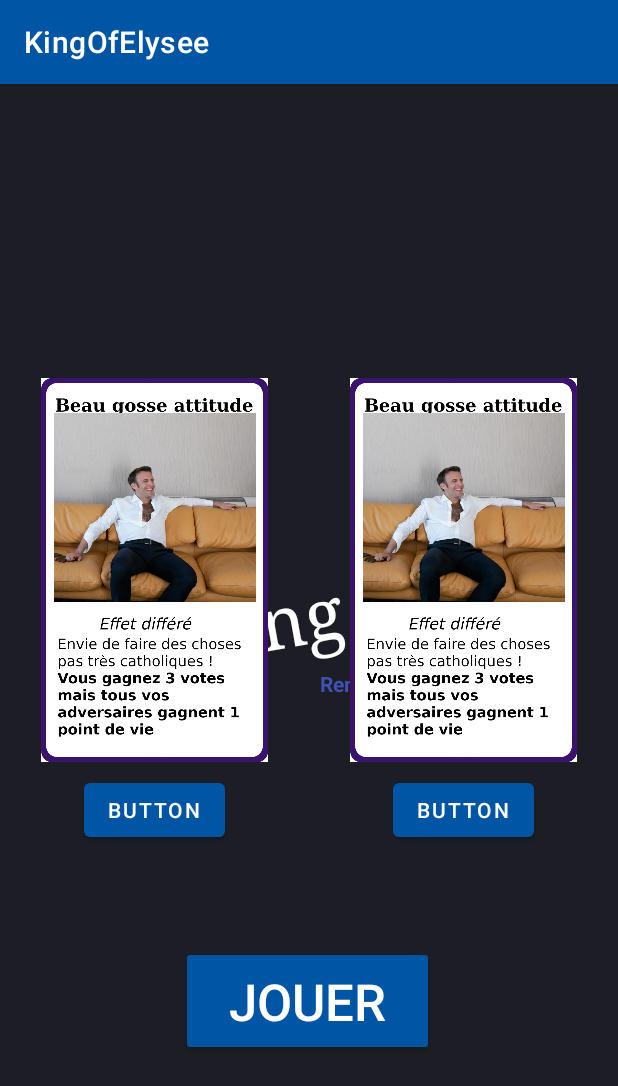
After one commit to VictorTruong18/KingOfElysee, an Android app: the fragment ShopFragment placed in its activity, on a phone screen of 412 x 824 dp. The commit adds this screen. Shown: the top 1086 px of the screen. Run offline under Robolectric (Android 15) with nearby library versions, the phone set to English and light mode, and no system bars.

Commit message:
Added shop menu

```diff
--- a/app/src/main/java/fr/epita/android/kingofelysee/Communicator.kt
+++ b/app/src/main/java/fr/epita/android/kingofelysee/Communicator.kt
@@ -3,4 +3,10 @@ import fr.epita.android.kingofelysee.objects.Character
 
 interface Communicator {
     fun passCharacterToFragment(id: Int, i: Int)
+
+    fun loadShopFragment()
+
+    fun unloadShopFragment()
+
+    fun loadMap()
 }
--- /dev/null
+++ b/app/src/main/java/fr/epita/android/kingofelysee/ShopFragment.kt
@@ -0,0 +1,46 @@
+package fr.epita.android.kingofelysee
+
+import android.media.Image
+import android.os.Bundle
+import androidx.fragment.app.Fragment
+import android.view.LayoutInflater
+import android.view.View
+import android.view.ViewGroup
+import android.widget.ImageView
+
+// TODO: Rename parameter arguments, choose names that match
+// the fragment initialization parameters, e.g. ARG_ITEM_NUMBER
+private const val ARG_PARAM1 = "param1"
+private const val ARG_PARAM2 = "param2"
+
+/**
+ * A simple [Fragment] subclass.
+ * Use the [ShopFragment.newInstance] factory method to
+ * create an instance of this fragment.
+ */
+class ShopFragment : Fragment() {
+    lateinit var card1: ImageView
+    lateinit var card2: ImageView
+
+    override fun onCreate(savedInstanceState: Bundle?) {
+        super.onCreate(savedInstanceState)
+    }
+
+    override fun onCreateView(
+        inflater: LayoutInflater, container: ViewGroup?,
+        savedInstanceState: Bundle?
+    ): View? {
+        // Inflate the layout for this fragment
+        return inflater.inflate(R.layout.fragment_shop, container, false)
+    }
+
+    override fun onViewCreated(view: View, savedInstanceState: Bundle?) {
+        super.onViewCreated(view, savedInstanceState)
+
+        card1 = view.findViewById(R.id.card1Image)
+        card2 = view.findViewById(R.id.card2Image)
+
+        card1.setImageResource(R.drawable.bogoss)
+        card2.setImageResource(R.drawable.bogoss)
+    }
+}
--- /dev/null
+++ b/app/src/main/res/layout/fragment_shop.xml
@@ -0,0 +1,54 @@
+<?xml version="1.0" encoding="utf-8"?>
+<androidx.constraintlayout.widget.ConstraintLayout xmlns:android="http://schemas.android.com/apk/res/android"
+    xmlns:app="http://schemas.android.com/apk/res-auto"
+    xmlns:tools="http://schemas.android.com/tools"
+    android:id="@+id/constraintLayout"
+    android:layout_width="match_parent"
+    android:layout_height="match_parent"
+    tools:context=".ShopFragment">
+
+    <ImageView
+        android:id="@+id/card1Image"
+        android:layout_width="0dp"
+        android:layout_height="256dp"
+        android:layout_marginTop="-64dp"
+        app:layout_constraintBottom_toBottomOf="parent"
+        app:layout_constraintEnd_toStartOf="@+id/card2Image"
+        app:layout_constraintHorizontal_bias="0.5"
+        app:layout_constraintStart_toStartOf="parent"
+        app:layout_constraintTop_toTopOf="parent"
+        tools:src="@tools:sample/avatars" />
+
+    <Button
+        android:id="@+id/button"
+        android:layout_width="wrap_content"
+        android:layout_height="wrap_content"
+        android:layout_marginTop="8dp"
+        android:text="Button"
+        app:layout_constraintEnd_toEndOf="@+id/card1Image"
+        app:layout_constraintStart_toStartOf="@+id/card1Image"
+        app:layout_constraintTop_toBottomOf="@+id/card1Image" />
+
+    <ImageView
+        android:id="@+id/card2Image"
+        android:layout_width="0dp"
+        android:layout_height="256dp"
+        android:layout_marginTop="-64dp"
+        app:layout_constraintBottom_toBottomOf="parent"
+        app:layout_constraintEnd_toEndOf="parent"
+        app:layout_constraintHorizontal_bias="0.5"
+        app:layout_constraintStart_toEndOf="@+id/card1Image"
+        app:layout_constraintTop_toTopOf="parent"
+        tools:src="@tools:sample/avatars" />
+
+    <Button
+        android:id="@+id/button2"
+        android:layout_width="wrap_content"
+        android:layout_height="wrap_content"
+        android:layout_marginTop="8dp"
+        android:text="Button"
+        app:layout_constraintEnd_toEndOf="parent"
+        app:layout_constraintStart_toStartOf="@+id/card2Image"
+        app:layout_constraintTop_toBottomOf="@+id/card2Image" />
+
+</androidx.constraintlayout.widget.ConstraintLayout>
```
Also changed, not shown: app/src/main/java/fr/epita/android/kingofelysee/GameBoard.kt (+27 -3 lines), app/src/main/java/fr/epita/android/kingofelysee/MainActivity.kt (+129 -0 lines), app/src/main/res/layout/fragment_game_board.xml (+19 -9 lines), app/src/main/res/drawable/bogoss.png (added).
